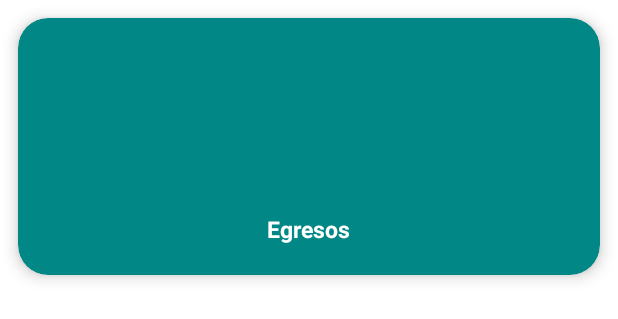
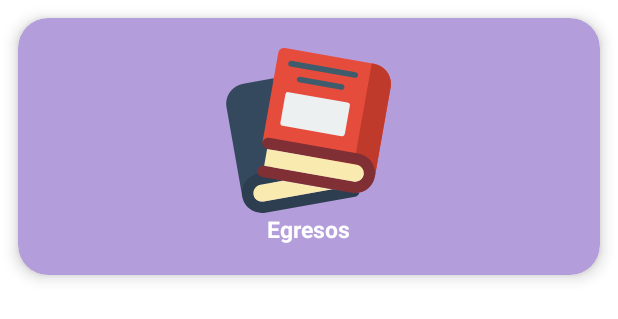
Before and after one commit to RobertoYepez/Sefree, an Android app: the layout card_layout.xml on its own in the app's theme, with its tools: preview values and no code run, on a phone screen of 412 x 824 dp. Shown: the top 319 px of the screen. Run offline under Robolectric (Android 15) with nearby library versions, the phone set to English and light mode, and no system bars.

Commit message:
3er commit, añadi una carpeta para mi adapter

```diff
--- a/app/src/main/java/com/example/sefree/ClasificacionMovimiento.kt
+++ b/app/src/main/java/com/example/sefree/ClasificacionMovimiento.kt
@@ -4,11 +4,8 @@ import android.content.Intent
 import androidx.appcompat.app.AppCompatActivity
 import android.os.Bundle
 import androidx.recyclerview.widget.GridLayoutManager
-import androidx.recyclerview.widget.LinearLayoutManager
-import androidx.recyclerview.widget.RecyclerView
-import com.example.recyclerview.CustomAdapter
+import com.example.sefree.adapter.CustomAdapter
 import com.example.sefree.databinding.ActivityClasificacionMovimientoBinding
-import com.example.sefree.databinding.ActivityTipodeMovimientoBinding
 import com.example.sefree.models.Category
 import com.google.gson.Gson
 
--- a/app/src/main/java/com/example/sefree/CustomAdapter.kt
+++ b/app/src/main/java/com/example/sefree/adapter/CustomAdapter.kt
@@ -1,4 +1,4 @@
-package com.example.recyclerview
+package com.example.sefree.adapter
 
 import android.view.LayoutInflater
 import android.view.View
--- a/app/src/main/res/layout/card_layout.xml
+++ b/app/src/main/res/layout/card_layout.xml
@@ -1,6 +1,7 @@
 <?xml version="1.0" encoding="utf-8"?>
 <androidx.cardview.widget.CardView xmlns:android="http://schemas.android.com/apk/res/android"
     xmlns:card_view="http://schemas.android.com/apk/res-auto"
+    xmlns:tools="http://schemas.android.com/tools"
     android:id="@+id/card_view"
     android:layout_width="match_parent"
     android:layout_height="wrap_content"
@@ -8,7 +9,7 @@
     android:clickable="true"
     android:focusable="true"
     android:foreground="?attr/selectableItemBackground"
-    card_view:cardBackgroundColor="#FF018786"
+    card_view:cardBackgroundColor="#b39ddb"
     card_view:cardCornerRadius="20dp"
     card_view:cardElevation="6dp"
     card_view:contentPadding="4dp">
@@ -26,17 +27,17 @@
             android:layout_height="110dp"
             android:scaleType="centerInside"
 
-            />
+            tools:srcCompat="@drawable/ic_book" />
 
         <TextView
             android:id="@+id/item_title"
             android:layout_width="match_parent"
             android:layout_height="wrap_content"
             android:gravity="center_horizontal|center_vertical"
-            android:text="Egresos"
             android:textColor="@color/white"
             android:textSize="15dp"
-            android:textStyle="bold" />
+            android:textStyle="bold"
+            tools:text="Egresos" />
 
 
     </LinearLayout>
```
